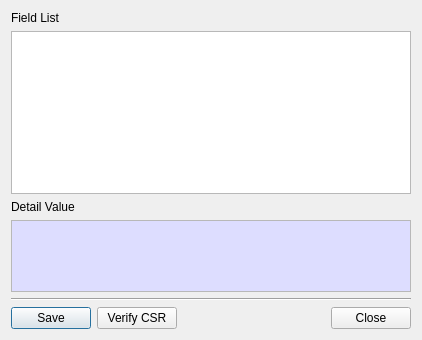
Before: the Qt Designer form CryptokiMan/csr_info_dlg.ui in jykim74/CryptokiMan, drawn with Qt 5.
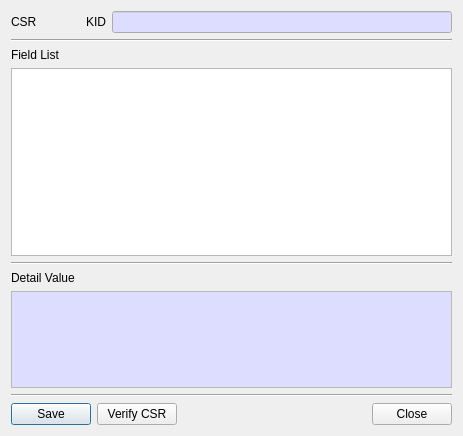
After: the same form once the commit is applied.

Diff of the .ui file:
```diff
--- a/CryptokiMan/csr_info_dlg.ui
+++ b/CryptokiMan/csr_info_dlg.ui
@@ -6,14 +6,98 @@
    <rect>
     <x>0</x>
     <y>0</y>
-    <width>418</width>
-    <height>340</height>
+    <width>463</width>
+    <height>436</height>
    </rect>
   </property>
   <property name="windowTitle">
    <string>CSR Information</string>
   </property>
   <layout class="QVBoxLayout" name="verticalLayout">
+   <item>
+    <layout class="QGridLayout" name="gridLayout_2">
+     <property name="topMargin">
+      <number>0</number>
+     </property>
+     <item row="0" column="3">
+      <widget class="QLineEdit" name="mKIDText">
+       <property name="minimumSize">
+        <size>
+         <width>340</width>
+         <height>0</height>
+        </size>
+       </property>
+       <property name="palette">
+        <palette>
+         <active>
+          <colorrole role="Base">
+           <brush brushstyle="SolidPattern">
+            <color alpha="255">
+             <red>221</red>
+             <green>221</green>
+             <blue>255</blue>
+            </color>
+           </brush>
+          </colorrole>
+         </active>
+         <inactive>
+          <colorrole role="Base">
+           <brush brushstyle="SolidPattern">
+            <color alpha="255">
+             <red>221</red>
+             <green>221</green>
+             <blue>255</blue>
+            </color>
+           </brush>
+          </colorrole>
+         </inactive>
+         <disabled/>
+        </palette>
+       </property>
+       <property name="alignment">
+        <set>Qt::AlignRight|Qt::AlignTrailing|Qt::AlignVCenter</set>
+       </property>
+       <property name="readOnly">
+        <bool>true</bool>
+       </property>
+      </widget>
+     </item>
+     <item row="0" column="2">
+      <widget class="QLabel" name="label_4">
+       <property name="text">
+        <string>KID</string>
+       </property>
+      </widget>
+     </item>
+     <item row="0" column="0">
+      <widget class="QLabel" name="label_3">
+       <property name="text">
+        <string>CSR</string>
+       </property>
+      </widget>
+     </item>
+     <item row="0" column="1">
+      <spacer name="horizontalSpacer_2">
+       <property name="orientation">
+        <enum>Qt::Horizontal</enum>
+       </property>
+       <property name="sizeHint" stdset="0">
+        <size>
+         <width>40</width>
+         <height>20</height>
+        </size>
+       </property>
+      </spacer>
+     </item>
+    </layout>
+   </item>
+   <item>
+    <widget class="Line" name="line_3">
+     <property name="orientation">
+      <enum>Qt::Horizontal</enum>
+     </property>
+    </widget>
+   </item>
    <item>
     <widget class="QLabel" name="label">
      <property name="text">
@@ -34,6 +118,13 @@
      </attribute>
     </widget>
    </item>
+   <item>
+    <widget class="Line" name="line_2">
+     <property name="orientation">
+      <enum>Qt::Horizontal</enum>
+     </property>
+    </widget>
+   </item>
    <item>
     <widget class="QLabel" name="label_2">
      <property name="text">
```
